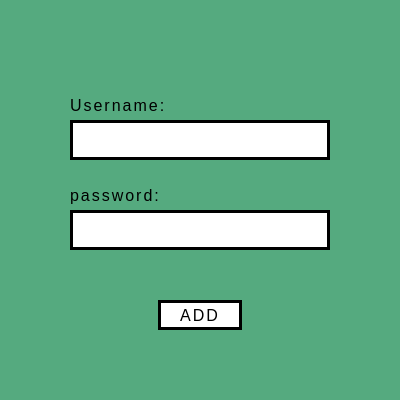
Old version of the form addnewcustomer.ui in the repository M0tgh3y/MOT-Stor-Qt.
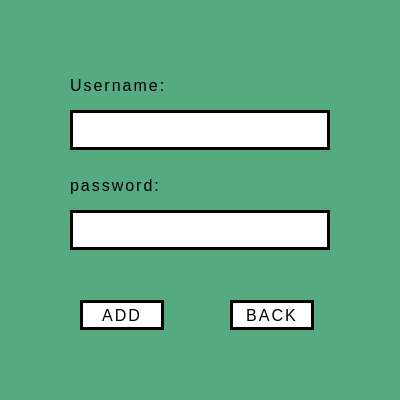
New version of the form.

```diff
--- a/addnewcustomer.ui
+++ b/addnewcustomer.ui
@@ -20,7 +20,7 @@
    <property name="geometry">
     <rect>
      <x>70</x>
-     <y>90</y>
+     <y>70</y>
      <width>140</width>
      <height>30</height>
     </rect>
@@ -66,7 +66,7 @@
    <property name="geometry">
     <rect>
      <x>70</x>
-     <y>120</y>
+     <y>110</y>
      <width>260</width>
      <height>40</height>
     </rect>
@@ -90,7 +90,7 @@
    <property name="geometry">
     <rect>
      <x>70</x>
-     <y>180</y>
+     <y>170</y>
      <width>140</width>
      <height>30</height>
     </rect>
@@ -111,7 +111,7 @@
   <widget class="QPushButton" name="pushButton">
    <property name="geometry">
     <rect>
-     <x>158</x>
+     <x>80</x>
      <y>300</y>
      <width>84</width>
      <height>30</height>
@@ -151,6 +151,52 @@
     <string>ADD</string>
    </property>
   </widget>
+  <widget class="QPushButton" name="pushButton_2">
+   <property name="geometry">
+    <rect>
+     <x>230</x>
+     <y>300</y>
+     <width>84</width>
+     <height>30</height>
+    </rect>
+   </property>
+   <property name="cursor">
+    <cursorShape>PointingHandCursor</cursorShape>
+   </property>
+   <property name="styleSheet">
+    <string notr="true">QPushButton {
+    font-family: &quot;Open Sans&quot;, sans-serif;
+    font-size: 16px;
+    letter-spacing: 2px;
+    text-decoration: none;
+    text-transform: uppercase;
+    color: #000;
+    border: 3px solid #000;   /* Solid border */
+    padding: 0.25em 0.5em;
+    border-radius: 15px 225px 255px 15px;  /* Custom border radius */
+    position: relative;
+    background-color: #fff;   /* White background for the button */
+    transition: all 0.3s ease; /* Smooth transition for hover effect */
+}
+
+QPushButton:hover {
+    background-color: #e0e0e0;  /* Change background color on hover */
+    border: 3px solid #888;     /* Lighter border on hover */
+    transform: scale(1.05);      /* Slightly increase the size on hover */
+}
+
+QPushButton:pressed {
+    border: 3px solid #333;  /* Darker border on press */
+    background-color: #f0f0f0;  /* Change background color when pressed */
+    top: 5px;
+    left: 5px;
+}
+</string>
+   </property>
+   <property name="text">
+    <string>BACK</string>
+   </property>
+  </widget>
  </widget>
  <resources/>
  <connections/>
```
Left out of the diff: 3 changed lines with no effect on the pictures.
